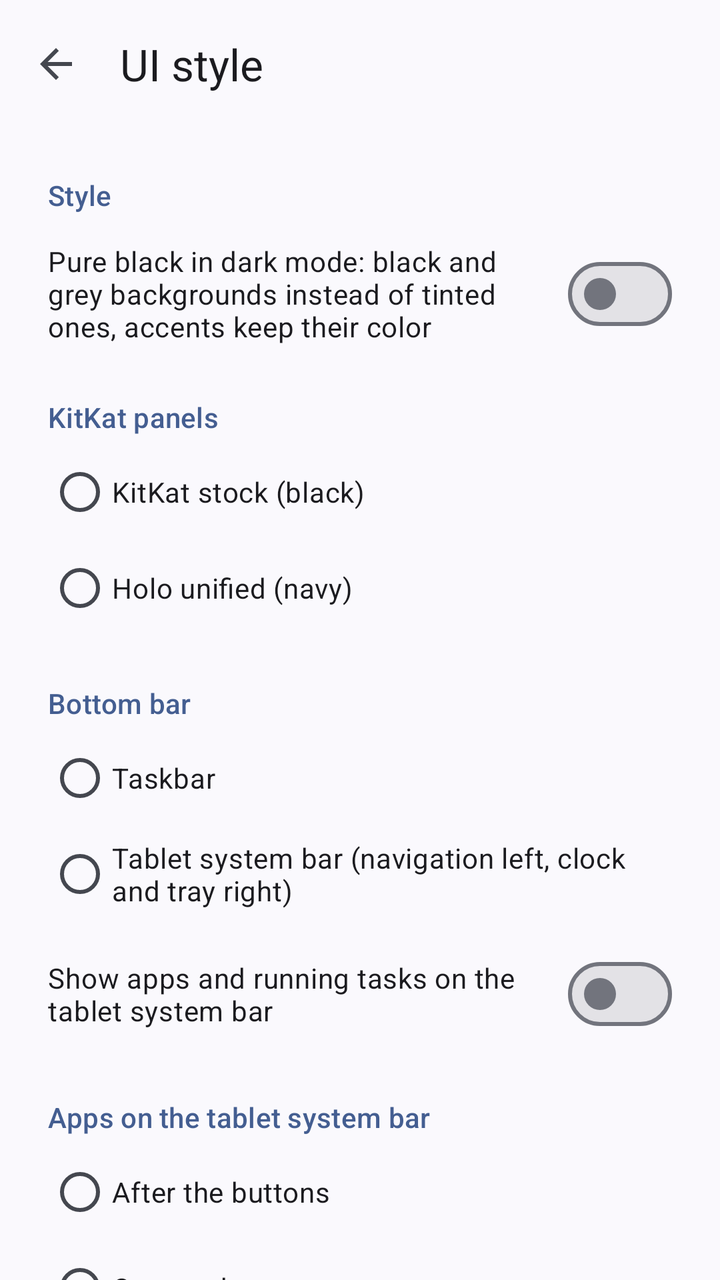
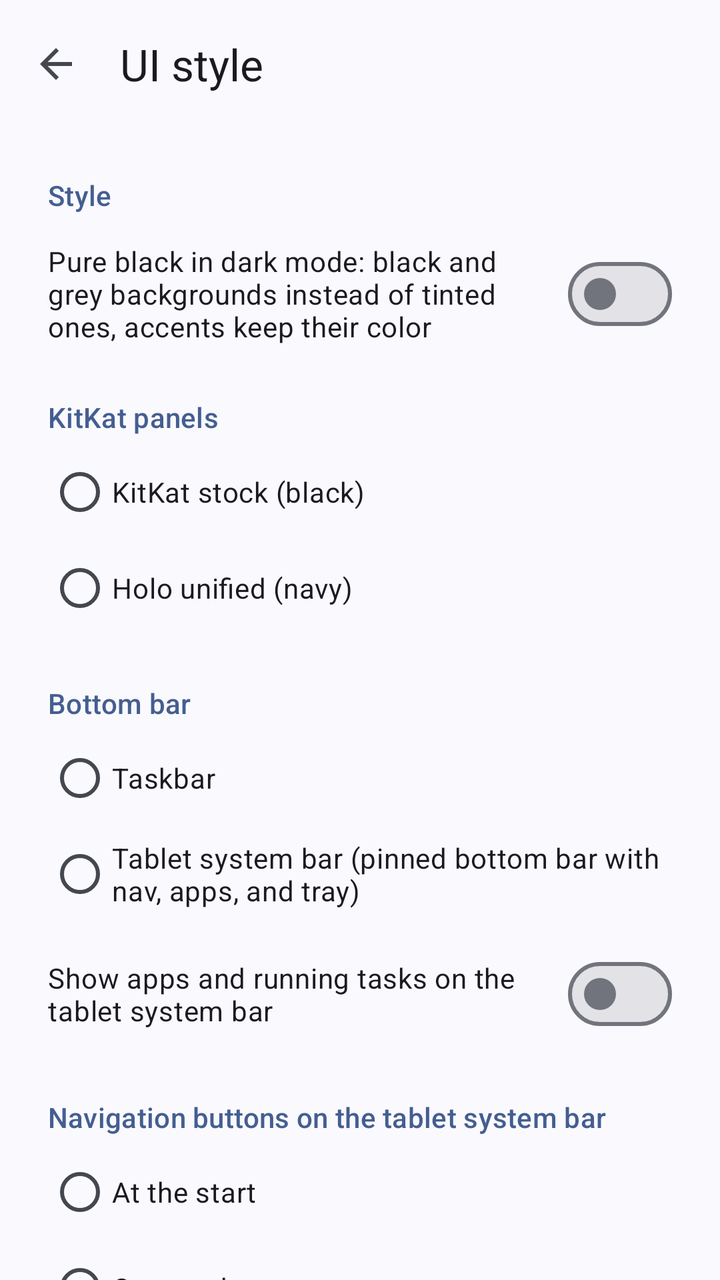

The first picture is an Android layout as it rendered before a commit; the second is the same layout after the commit. The layout source and the unified diff follow.
<!-- AndroidManifest.xml: application theme Theme.RetroStyle -->
<!-- res/layout/activity_style.xml -->
<?xml version="1.0" encoding="utf-8"?>
<LinearLayout xmlns:android="http://schemas.android.com/apk/res/android"
    xmlns:app="http://schemas.android.com/apk/res-auto"
    android:layout_width="match_parent"
    android:layout_height="match_parent"
    android:fitsSystemWindows="true"
    android:orientation="vertical">

    <com.google.android.material.appbar.MaterialToolbar
        android:id="@+id/toolbar"
        android:layout_width="match_parent"
        android:layout_height="?attr/actionBarSize"
        app:navigationContentDescription="@string/navigate_up"
        app:navigationIcon="@drawable/ic_arrow_back"
        app:title="@string/app_name" />

    <androidx.core.widget.NestedScrollView
        android:layout_width="match_parent"
        android:layout_height="match_parent">

        <LinearLayout
            android:layout_width="match_parent"
            android:layout_height="wrap_content"
            android:orientation="vertical"
            android:paddingHorizontal="24dp"
            android:paddingBottom="24dp">

            <TextView
                style="@style/RetroStyle.Section"
                android:text="@string/section_style" />

            
            <RadioGroup
                android:id="@+id/style_group"
                android:layout_width="match_parent"
                android:layout_height="wrap_content" />

            
            <com.google.android.material.materialswitch.MaterialSwitch
                android:id="@+id/black_theme"
                android:layout_width="match_parent"
                android:layout_height="wrap_content"
                android:layout_marginTop="8dp"
                android:minHeight="56dp"
                android:text="@string/black_theme" />

            <TextView
                android:id="@+id/variant_section"
                style="@style/RetroStyle.Section"
                android:text="@string/section_variant" />

            <RadioGroup
                android:id="@+id/variant_group"
                android:layout_width="match_parent"
                android:layout_height="wrap_content">

                <com.google.android.material.radiobutton.MaterialRadioButton
                    android:id="@+id/variant_kitkat_stock"
                    style="@style/RetroStyle.Choice"
                    android:text="@string/variant_kitkat_stock" />

                <com.google.android.material.radiobutton.MaterialRadioButton
                    android:id="@+id/variant_holo_unified"
                    style="@style/RetroStyle.Choice"
                    android:text="@string/variant_holo_unified" />
            </RadioGroup>

            <TextView
                style="@style/RetroStyle.Section"
                android:text="@string/section_layout" />

            <RadioGroup
                android:id="@+id/layout_group"
                android:layout_width="match_parent"
                android:layout_height="wrap_content">

                <com.google.android.material.radiobutton.MaterialRadioButton
                    android:id="@+id/layout_stock"
                    style="@style/RetroStyle.Choice"
                    android:text="@string/layout_stock" />

                <com.google.android.material.radiobutton.MaterialRadioButton
                    android:id="@+id/layout_system_bar"
                    style="@style/RetroStyle.Choice"
                    android:text="@string/layout_system_bar" />
            </RadioGroup>

            <com.google.android.material.materialswitch.MaterialSwitch
                android:id="@+id/bar_apps"
                android:layout_width="match_parent"
                android:layout_height="wrap_content"
                android:layout_marginTop="8dp"
                android:minHeight="56dp"
                android:text="@string/bar_apps" />

            <TextView
                style="@style/RetroStyle.Section"
                android:text="@string/section_apps_gravity" />

            <RadioGroup
                android:id="@+id/apps_gravity_group"
                android:layout_width="match_parent"
                android:layout_height="wrap_content">

                <com.google.android.material.radiobutton.MaterialRadioButton
                    android:id="@+id/apps_gravity_start"
                    style="@style/RetroStyle.Choice"
                    android:text="@string/apps_gravity_start" />

                <com.google.android.material.radiobutton.MaterialRadioButton
                    android:id="@+id/apps_gravity_center"
                    style="@style/RetroStyle.Choice"
                    android:text="@string/apps_gravity_center" />

                <com.google.android.material.radiobutton.MaterialRadioButton
                    android:id="@+id/apps_gravity_end"
                    style="@style/RetroStyle.Choice"
                    android:text="@string/apps_gravity_end" />
            </RadioGroup>

            <TextView
                style="@style/RetroStyle.Section"
                android:text="@string/section_bar_background" />

            <RadioGroup
                android:id="@+id/bar_background_group"
                android:layout_width="match_parent"
                android:layout_height="wrap_content">

                <com.google.android.material.radiobutton.MaterialRadioButton
                    android:id="@+id/bar_background_stock"
                    style="@style/RetroStyle.Choice"
                    android:text="@string/bar_background_stock" />

                <com.google.android.material.radiobutton.MaterialRadioButton
                    android:id="@+id/bar_background_solid"
                    style="@style/RetroStyle.Choice"
                    android:text="@string/bar_background_solid" />

                <com.google.android.material.radiobutton.MaterialRadioButton
                    android:id="@+id/bar_background_gradient"
                    style="@style/RetroStyle.Choice"
                    android:text="@string/bar_background_gradient" />

                <com.google.android.material.radiobutton.MaterialRadioButton
                    android:id="@+id/bar_background_translucent"
                    style="@style/RetroStyle.Choice"
                    android:text="@string/bar_background_translucent" />

                <com.google.android.material.radiobutton.MaterialRadioButton
                    android:id="@+id/bar_background_transparent"
                    style="@style/RetroStyle.Choice"
                    android:text="@string/bar_background_transparent" />
            </RadioGroup>

            <TextView
                style="@style/RetroStyle.Section"
                android:text="@string/section_bar_buttons" />

            <com.google.android.material.materialswitch.MaterialSwitch
                android:id="@+id/bar_button_vol_down"
                style="@style/RetroStyle.Switch"
                android:text="@string/bar_button_vol_down" />

            <com.google.android.material.materialswitch.MaterialSwitch
                android:id="@+id/bar_button_vol_up"
                style="@style/RetroStyle.Switch"
                android:text="@string/bar_button_vol_up" />

            <com.google.android.material.materialswitch.MaterialSwitch
                android:id="@+id/bar_button_screenshot"
                style="@style/RetroStyle.Switch"
                android:text="@string/bar_button_screenshot" />

            <com.google.android.material.materialswitch.MaterialSwitch
                android:id="@+id/bar_button_power"
                style="@style/RetroStyle.Switch"
                android:text="@string/bar_button_power" />

            <TextView
                style="@style/RetroStyle.Section"
                android:text="@string/section_anchor" />

            <RadioGroup
                android:id="@+id/anchor_group"
                android:layout_width="match_parent"
                android:layout_height="wrap_content">

                <com.google.android.material.radiobutton.MaterialRadioButton
                    android:id="@+id/anchor_top_end"
                    style="@style/RetroStyle.Choice"
                    android:text="@string/anchor_top_end" />

                <com.google.android.material.radiobutton.MaterialRadioButton
                    android:id="@+id/anchor_bottom_end"
                    style="@style/RetroStyle.Choice"
                    android:text="@string/anchor_bottom_end" />
            </RadioGroup>

            <com.google.android.material.materialswitch.MaterialSwitch
                android:id="@+id/hide_status_bar"
                android:layout_width="match_parent"
                android:layout_height="wrap_content"
                android:layout_marginTop="16dp"
                android:minHeight="56dp"
                android:text="@string/hide_status_bar" />

            <TextView
                android:layout_width="match_parent"
                android:layout_height="wrap_content"
                android:layout_marginTop="8dp"
                android:text="@string/footer"
                android:textAppearance="?attr/textAppearanceBodySmall" />
        </LinearLayout>
    </androidx.core.widget.NestedScrollView>
</LinearLayout>
<!-- resources referenced by this layout -->
<resources>
  <string name="anchor_bottom_end">From the tray, bottom right</string>
  <string name="anchor_top_end">From the top right</string>
  <string name="app_name">UI style</string>
  <string name="apps_gravity_center">Centered</string>
  <string name="apps_gravity_end">Before the tray</string>
  <string name="apps_gravity_start">After the buttons</string>
  <string name="bar_apps">Show apps and running tasks on the tablet system bar</string>
  <string name="bar_background_gradient">Shadow gradient (Android 4.x)</string>
  <string name="bar_background_solid">Solid</string>
  <string name="bar_background_stock">Stock (as the launcher draws it)</string>
  <string name="bar_background_translucent">Semi-transparent</string>
  <string name="bar_background_transparent">Transparent</string>
  <string name="bar_button_power">Sleep (hold for the power menu)</string>
  <string name="bar_button_screenshot">Screenshot</string>
  <string name="bar_button_vol_down">Volume down</string>
  <string name="bar_button_vol_up">Volume up</string>
  <string name="black_theme">Pure black in dark mode: black and grey backgrounds instead of tinted ones, accents keep their color</string>
  <string name="footer">Styles with the KitKat panels always hide the top status bar on the tablet system bar. Some styles also switch dark mode on or off; styles that leave it alone, like Material You, give you back your own setting. Changes apply right away; open apps restyle when they restart.</string>
  <string name="hide_status_bar">Hide the top status bar on the tablet system bar</string>
  <string name="layout_stock">Taskbar</string>
  <string name="layout_system_bar">Tablet system bar (navigation left, clock and tray right)</string>
  <string name="navigate_up">Navigate up</string>
  <string name="section_anchor">Notifications and Quick Settings open</string>
  <string name="section_apps_gravity">Apps on the tablet system bar</string>
  <string name="section_bar_background">Tablet system bar background on the home screen</string>
  <string name="section_bar_buttons">Extra buttons on the tablet system bar</string>
  <string name="section_layout">Bottom bar</string>
  <string name="section_style">Style</string>
  <string name="section_variant">KitKat panels</string>
  <string name="variant_holo_unified">Holo unified (navy)</string>
  <string name="variant_kitkat_stock">KitKat stock (black)</string>
  <style name="RetroStyle.Choice" parent="">
          <item name="android:layout_width">match_parent</item>
          <item name="android:layout_height">wrap_content</item>
          <item name="android:minHeight">48dp</item>
      </style>
  <style name="RetroStyle.Section" parent="">
          <item name="android:layout_width">match_parent</item>
          <item name="android:layout_height">wrap_content</item>
          <item name="android:layout_marginTop">24dp</item>
          <item name="android:layout_marginBottom">4dp</item>
          <item name="android:textAppearance">?attr/textAppearanceTitleSmall</item>
          <item name="android:textColor">?attr/colorPrimary</item>
      </style>
  <style name="RetroStyle.Switch" parent="">
          <item name="android:layout_width">match_parent</item>
          <item name="android:layout_height">wrap_content</item>
          <item name="android:minHeight">48dp</item>
      </style>
  <style name="Theme.RetroStyle" parent="Theme.Material3.DynamicColors.DayNight.NoActionBar" />
  <!-- unchanged entries left out for length: 1 -->
</resources>

<!-- the commit's change to res/layout/activity_style.xml (unified diff, before → after) -->
@@ -95,6 +95,31 @@
 
             <TextView
                 style="@style/RetroStyle.Section"
+                android:text="@string/section_nav_gravity" />
+
+            <RadioGroup
+                android:id="@+id/nav_gravity_group"
+                android:layout_width="match_parent"
+                android:layout_height="wrap_content">
+
+                <com.google.android.material.radiobutton.MaterialRadioButton
+                    android:id="@+id/nav_gravity_start"
+                    style="@style/RetroStyle.Choice"
+                    android:text="@string/nav_gravity_start" />
+
+                <com.google.android.material.radiobutton.MaterialRadioButton
+                    android:id="@+id/nav_gravity_center"
+                    style="@style/RetroStyle.Choice"
+                    android:text="@string/nav_gravity_center" />
+
+                <com.google.android.material.radiobutton.MaterialRadioButton
+                    android:id="@+id/nav_gravity_end"
+                    style="@style/RetroStyle.Choice"
+                    android:text="@string/nav_gravity_end" />
+            </RadioGroup>
+
+            <TextView
+                style="@style/RetroStyle.Section"
                 android:text="@string/section_apps_gravity" />
 
             <RadioGroup
<!-- resource entries referenced after the edit -->
@@ -20,13 +20,17 @@
   <string name="footer">Styles with the KitKat panels always hide the top status bar on the tablet system bar. Some styles also switch dark mode on or off; styles that leave it alone, like Material You, give you back your own setting. Changes apply right away; open apps restyle when they restart.</string>
   <string name="hide_status_bar">Hide the top status bar on the tablet system bar</string>
   <string name="layout_stock">Taskbar</string>
-  <string name="layout_system_bar">Tablet system bar (navigation left, clock and tray right)</string>
+  <string name="layout_system_bar">Tablet system bar (pinned bottom bar with nav, apps, and tray)</string>
+  <string name="nav_gravity_center">Centered</string>
+  <string name="nav_gravity_end">Before the tray</string>
+  <string name="nav_gravity_start">At the start</string>
   <string name="navigate_up">Navigate up</string>
   <string name="section_anchor">Notifications and Quick Settings open</string>
   <string name="section_apps_gravity">Apps on the tablet system bar</string>
   <string name="section_bar_background">Tablet system bar background on the home screen</string>
   <string name="section_bar_buttons">Extra buttons on the tablet system bar</string>
   <string name="section_layout">Bottom bar</string>
+  <string name="section_nav_gravity">Navigation buttons on the tablet system bar</string>
   <string name="section_style">Style</string>
   <string name="section_variant">KitKat panels</string>
   <string name="variant_holo_unified">Holo unified (navy)</string>
